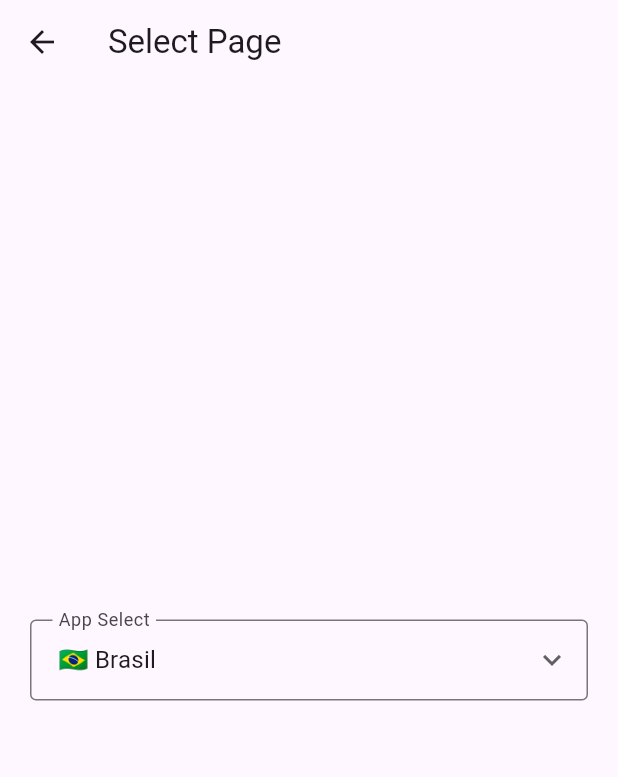
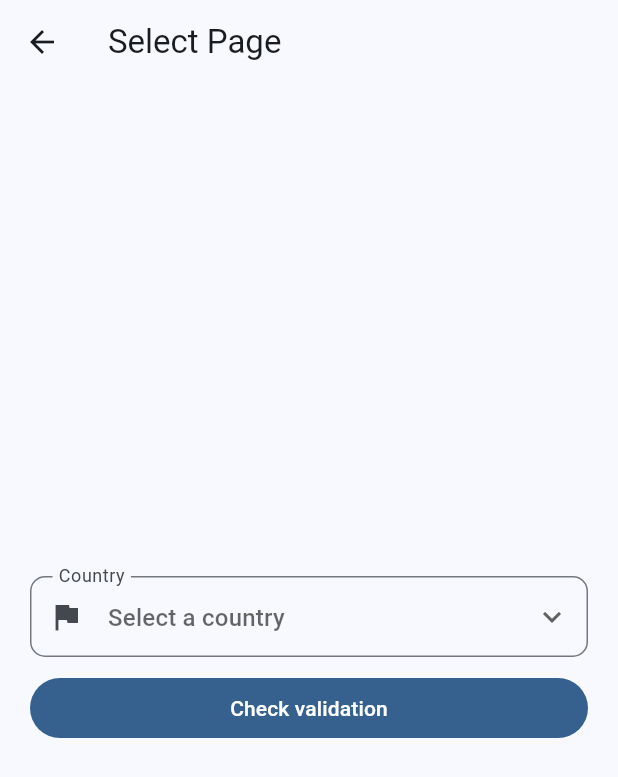
Before and after one commit to C4co/flutter_components, a Flutter app: the screen it shows after launch, after a tap on "Select", on a phone screen of 412 x 824 dp. Shown: the top 777 px of the screen. Run offline on Flutter 3.47's test engine with Material 2 defaults, Android fonts, the phone set to English and light mode, and no system bars; our stand-ins replace auto_route, flutter_local_notifications, timezone; network calls fail.

Commit message:
some updates

```diff
--- a/lib/app.dart
+++ b/lib/app.dart
@@ -9,7 +9,11 @@ class App extends StatelessWidget {
   @override
   Widget build(BuildContext context) {
     return MaterialApp.router(
-      theme: ThemeData(useMaterial3: true, brightness: Brightness.light),
+      theme: ThemeData(
+        useMaterial3: true,
+        brightness: Brightness.light,
+        colorSchemeSeed: Colors.blue,
+      ),
       title: 'Flutter Components',
       debugShowCheckedModeBanner: false,
       routerDelegate: _appRouter.delegate(),
--- a/lib/components/card.dart
+++ b/lib/components/card.dart
@@ -5,6 +5,7 @@ class AppCard extends StatefulWidget {
   final IconData? icon;
   final String? title;
   final String? subtitle;
+  final Widget? header;
 
   const AppCard({
     super.key,
@@ -12,6 +13,7 @@ class AppCard extends StatefulWidget {
     this.icon,
     this.title,
     this.subtitle,
+    this.header,
   });
 
   @override
@@ -23,16 +25,18 @@ class _AppCardState extends State<AppCard> {
   Widget build(BuildContext context) {
     return Card(
       elevation: 0,
+      clipBehavior: Clip.hardEdge,
       color: Theme.of(context).colorScheme.surfaceVariant,
       child: Column(
         mainAxisSize: MainAxisSize.min,
         children: <Widget>[
+          if (widget.header != null) widget.header!,
           ListTile(
             leading: widget.icon == null
                 ? null
                 : Icon(
                     widget.icon,
-                    color: Theme.of(context).colorScheme.primary,
+                    color: Theme.of(context).colorScheme.secondary,
                   ),
             title: widget.title == null
                 ? null
--- a/lib/components/components.dart
+++ b/lib/components/components.dart
@@ -1,6 +1,5 @@
 export './button/filled_button.dart';
 export './button/outlined_button.dart';
-export './custom_button.dart';
 export './card.dart';
 export './dialog.dart';
 export './snackbar.dart';
--- a/lib/components/datepicker.dart
+++ b/lib/components/datepicker.dart
@@ -53,7 +53,7 @@ class _AppDatePickerState extends State<AppDatePicker> {
         labelText: widget.label,
         hintText: widget.hint,
         border: const OutlineInputBorder(
-          borderRadius: BorderRadius.all(Radius.circular(5)),
+          borderRadius: BorderRadius.all(Radius.circular(10)),
         ),
       ),
       keyboardType: TextInputType.datetime,
--- a/lib/components/select.dart
+++ b/lib/components/select.dart
@@ -4,12 +4,16 @@ class AppSelect extends StatefulWidget {
   final void Function(dynamic) onChange;
   final Map<String, dynamic> items;
   final String label;
+  final String? Function(String?)? validator;
+  final String placeholder;
 
   const AppSelect({
     super.key,
     required this.onChange,
     required this.items,
     required this.label,
+    this.validator,
+    this.placeholder = 'Placegolder',
   });
 
   @override
@@ -19,25 +23,39 @@ class AppSelect extends StatefulWidget {
 class _AppSelectState extends State<AppSelect> {
   @override
   Widget build(BuildContext context) {
-    String firstValue = widget.items.keys.first;
-
     var outlineStyle = InputDecoration(
       contentPadding: const EdgeInsets.fromLTRB(15, 15, 15, 15),
-      border: const OutlineInputBorder(),
+      border: const OutlineInputBorder(
+        borderRadius: BorderRadius.only(
+          topLeft: Radius.circular(10),
+          topRight: Radius.circular(10),
+          bottomLeft: Radius.circular(10),
+          bottomRight: Radius.circular(10),
+        ),
+      ),
       labelText: widget.label,
+      hintText: widget.placeholder,
+      prefixIcon: Icon(
+        Icons.flag,
+        color: Theme.of(context).colorScheme.onSurfaceVariant,
+      ),
     );
 
     return DropdownButtonFormField(
-      value: firstValue,
+      validator: widget.validator,
       icon: const Icon(Icons.expand_more),
+      dropdownColor: Theme.of(context).colorScheme.surfaceVariant,
+      elevation: 0,
       iconSize: 24,
+      borderRadius: BorderRadius.circular(20),
       decoration: outlineStyle,
       items: widget.items.keys.map((String value) {
         return DropdownMenuItem(
           value: value,
           child: Text(
             value,
-            style: const TextStyle(
+            style: TextStyle(
+              color: Theme.of(context).colorScheme.onSurfaceVariant,
               fontWeight: FontWeight.normal,
             ),
           ),
--- a/lib/components/timepicker.dart
+++ b/lib/components/timepicker.dart
@@ -51,7 +51,7 @@ class _TimePickerState extends State<TimePicker> {
         labelText: widget.label,
         hintText: widget.hint,
         border: const OutlineInputBorder(
-          borderRadius: BorderRadius.all(Radius.circular(5)),
+          borderRadius: BorderRadius.all(Radius.circular(10)),
         ),
       ),
       keyboardType: TextInputType.datetime,
--- a/lib/core/router/routes.dart
+++ b/lib/core/router/routes.dart
@@ -5,8 +5,7 @@ import '/views/views.dart';
   replaceInRouteName: 'Page,Route',
   routes: <AutoRoute>[
     AutoRoute(page: HomePage, initial: true, path: '/'),
-    AutoRoute(page: CustomBottomPage, path: '/buttons'),
-    AutoRoute(page: ButtonPage, path: '/custom-buttons'),
+    AutoRoute(page: ButtonPage, path: '/buttons'),
     AutoRoute(page: CardsPage, path: '/cards'),
     AutoRoute(page: DialogPage, path: '/dialog'),
     AutoRoute(page: SnackbarPage, path: '/snackbar'),
--- a/lib/views/datepicker_page.dart
+++ b/lib/views/datepicker_page.dart
@@ -16,7 +16,7 @@ class _DatepickerPageState extends State<DatepickerPage> {
         title: const Text('Datepicker'),
       ),
       body: Padding(
-        padding: const EdgeInsets.all(30),
+        padding: const EdgeInsets.all(20),
         child: Center(
           child: AppDatePicker(
             label: 'Date',
--- a/lib/views/home_page.dart
+++ b/lib/views/home_page.dart
@@ -21,13 +21,6 @@ class _HomePageState extends State<HomePage> {
             title: const Text('Buttons'),
             onTap: () {
               context.router.pushNamed('/buttons');
-            },
-          ),
-          const Divider(height: 1),
-          ListTile(
-            title: const Text('Custom buttons'),
-            onTap: () {
-              context.router.pushNamed('/custom-buttons');
             },
           ),
           const Divider(height: 1),
--- a/lib/views/select_page.dart
+++ b/lib/views/select_page.dart
@@ -21,21 +21,48 @@ class _SelectPageState extends State<SelectPage> {
     '🇩🇪 Germany': '9',
   };
 
+  final _formKey = GlobalKey<FormState>();
+
   @override
   Widget build(BuildContext context) {
     return Scaffold(
       appBar: AppBar(
         title: const Text('Select Page'),
       ),
-      body: Padding(
+      body: Form(
+        key: _formKey,
+        child: Padding(
           padding: const EdgeInsets.all(20),
-        child: Center(
+          child: Column(
+            mainAxisAlignment: MainAxisAlignment.center,
+            children: [
+              Center(
                 child: AppSelect(
-            label: "App Select",
+                  label: "Country",
                   items: items,
+                  placeholder: 'Select a country',
                   onChange: (dynamic value) {
                     debugPrint(value);
                   },
+                  validator: (value) {
+                    if (value == null) {
+                      return 'Please select a country';
+                    }
+                    return null;
+                  },
+                ),
+              ),
+              const SizedBox(height: 10),
+              AppFilledButton(
+                label: 'Check validation',
+                onPressed: () {
+                  if (_formKey.currentState!.validate()) {
+                    debugPrint('Validated');
+                  }
+                },
+                fullWidth: true,
+              )
+            ],
           ),
         ),
       ),
--- a/lib/views/timepicker_page.dart
+++ b/lib/views/timepicker_page.dart
@@ -16,11 +16,11 @@ class _TimepickerPageState extends State<TimepickerPage> {
         title: const Text('Time Picker'),
       ),
       body: Padding(
-        padding: const EdgeInsets.all(30),
+        padding: const EdgeInsets.all(20),
         child: Center(
           child: Column(
             mainAxisAlignment: MainAxisAlignment.center,
-            children: <Widget>[
+            children: [
               TimePicker(
                 label: 'Time Picker',
                 onChanged: (time) {
--- a/lib/views/views.dart
+++ b/lib/views/views.dart
@@ -1,6 +1,5 @@
-export 'custom_buttons_page.dart';
+export 'buttons_page.dart';
 export 'home_page.dart';
-export 'button_page.dart';
 export 'cards_page.dart';
 export 'dialog_page.dart';
 export 'snackbar_page.dart';
```
Also changed, not shown: lib/components/custom_button.dart (deleted, +0 -35 lines), lib/views/button_page.dart (deleted, +0 -31 lines), lib/views/buttons_page.dart (renamed from lib/views/custom_buttons_page.dart, +4 -4 lines), lib/views/cards_page.dart (+20 -1 lines), lib/core/router/routes.gr.dart. Lines whose indentation alone changed are shown as unchanged.
